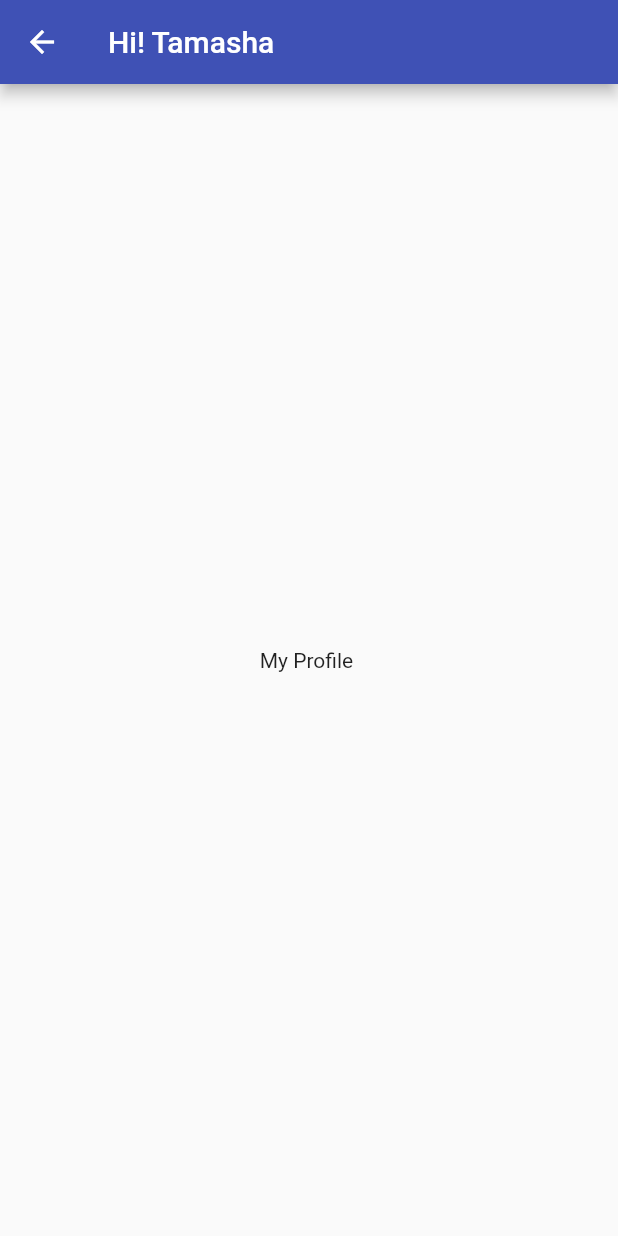
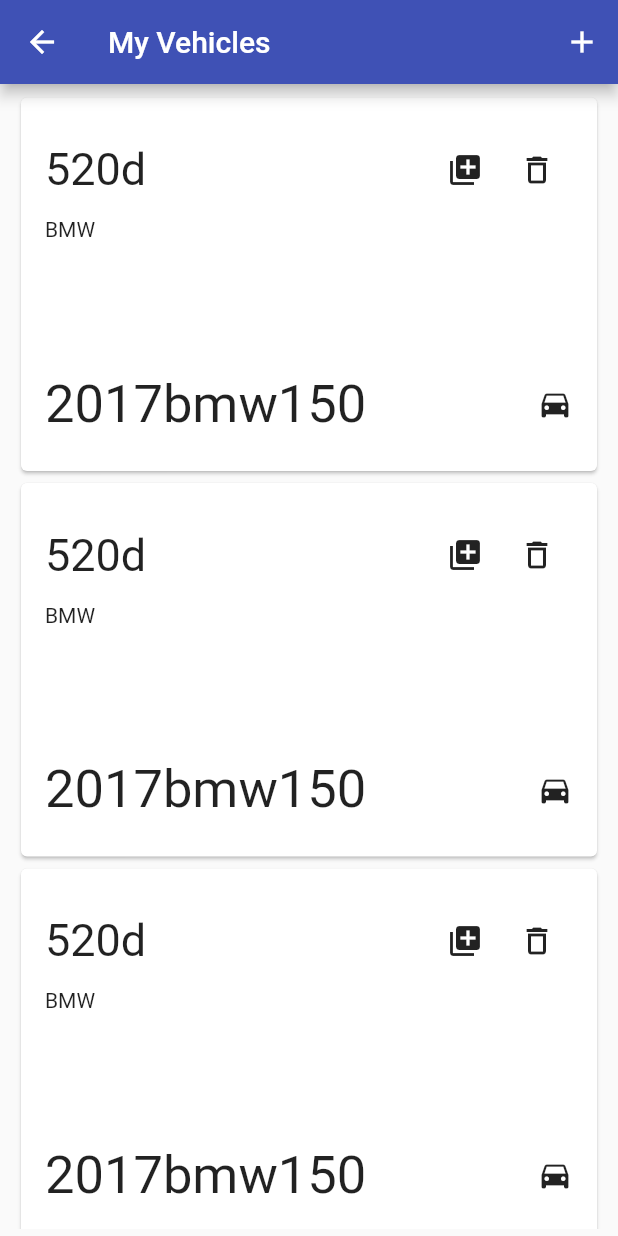
Before and after one commit to nisaldesilva7/Servicio-MobileApp, a Flutter app: the Home screen opened directly, in the side drawer, after a tap on "My Vehicles", on a phone screen of 412 x 824 dp. Run offline on Flutter 3.47's test engine with Material 2 defaults, Android fonts, the phone set to English and light mode, and no system bars; our stand-ins replace cloud_firestore, firebase_auth, flutter_image_compress, flutter_spinkit, image_cropper, image_picker and 1 more; accounts and stored records are empty.

Commit message:
vehicles page

```diff
--- a/lib/main.dart
+++ b/lib/main.dart
@@ -10,6 +10,7 @@
 import 'package:servicio/screens/offers.dart';
 import 'package:servicio/screens/search.dart';
 import 'package:servicio/screens/service_page/servicePage.dart';
+import 'package:servicio/screens/side_nav/my_vehicles.dart';
 import 'package:servicio/screens/splash_loading/splash_loading.dart';
 import 'package:servicio/screens/wrapper.dart';
 import 'package:servicio/services/auth.dart';
@@ -56,6 +57,8 @@
             "/offers": (BuildContext context)=> new Offers("Offers"),
             "/search": (BuildContext context)=> new Search("Search"),
             "/feedback": (BuildContext context)=> new HelpAndFeedback("Help and Feedback"),
+            "/vehicle": (BuildContext context)=> MyVehicles(),
+
           }
       ),
 
--- /dev/null
+++ b/lib/models/vehicle.dart
@@ -0,0 +1,9 @@
+class Vehicle {
+  final String model;
+  final String regNo;
+  final String brand;
+  final String year;
+
+
+  Vehicle(this.model, this.regNo, this.brand, this.year);
+}
--- a/lib/screens/home/home.dart
+++ b/lib/screens/home/home.dart
@@ -79,7 +79,7 @@
               ListTile(
                 title: new Text("My Vehicles"),
                 trailing: new Icon(Icons.directions_car),
-                  onTap: () => Navigator.of(context).pushNamed('/profile')
+                  onTap: () => Navigator.of(context).pushNamed('/vehicle')
               ),
               new ListTile(
                 title: new Text("My Profile"),
--- /dev/null
+++ b/lib/screens/side_nav/my_vehicles.dart
@@ -0,0 +1,113 @@
+import 'package:flutter/material.dart';
+//import 'package:intl/intl.dart';
+import 'package:servicio/models/vehicle.dart';
+
+class MyVehicles extends StatefulWidget {
+
+  @override
+  _MyVehiclesState createState() => _MyVehiclesState();
+}
+
+class _MyVehiclesState extends State<MyVehicles> {
+  final List<Vehicle> vehiclelist = [
+    Vehicle('520d', '2017bmw150', 'BMW' , '2020'),
+    Vehicle('520d', '2017bmw150', 'BMW' , '2020'),
+    Vehicle('520d', '2017bmw150', 'BMW' , '2020'),
+    Vehicle('520d', '2017bmw150', 'BMW' , '2020'),
+    Vehicle('520d', '2017bmw150', 'BMW' , '2020'),
+  ];
+
+
+//  AlertDialog alert = AlertDialog(
+//    title: Text("AlertDialog"),
+//    content: Text("Would you like to continue learning how to use Flutter alerts?"),
+//    actions: [
+//      FlatButton(
+//        child: Text("Cancel"),
+//        onPressed:  () {},
+//      ),
+//      FlatButton(
+//        child: Text("Continue"),
+//        onPressed:  () {},
+//      ),
+//    ],
+//  );
+
+  @override
+  Widget build(BuildContext context) {
+    return Scaffold(
+      appBar: new AppBar(
+        title: new Text("My Vehicles"),
+        actions: <Widget>[
+            IconButton(
+                tooltip: 'Add New Vehicle',
+                icon: Icon(Icons.add),
+                onPressed: () {
+
+                }
+            )
+        ],
+      ),
+      body: Container(
+        padding: EdgeInsets.symmetric(horizontal: 10.0,vertical: 5.0),
+        child: new ListView.builder(
+            itemCount: vehiclelist.length,
+            itemBuilder: (BuildContext context, int index) =>
+                buildTripCard(context, index)),
+      ),
+    );
+  }
+
+  Widget buildTripCard(BuildContext context, int index) {
+    final vehicle = vehiclelist[index];
+
+    return  Container(
+      child: Card(
+        child: Padding(
+          padding: const EdgeInsets.all(16.0),
+          child: Column(
+            children: <Widget>[
+              Padding(
+                padding: const EdgeInsets.only(top: 8.0, bottom: 4.0),
+                child: Row(children: <Widget>[
+                  Text(vehicle.model, style: new TextStyle(fontSize: 30.0),),
+                  Spacer(),
+                  IconButton(
+                    icon: Icon(Icons.add_to_photos),
+                    tooltip: 'Modfiy Vehicle',
+                    onPressed: () {
+                    },
+                  ),
+                  IconButton(
+                    icon: Icon(Icons.delete_outline),
+                    tooltip: 'Delete Vehicle',
+                    onPressed: () {
+                     //return alert;
+                    },
+                  ),
+                ]),
+              ),
+              Padding(
+                padding: const EdgeInsets.only(top: 4.0, bottom: 80.0),
+                child: Row(children: <Widget>[
+                  Text(vehicle.brand),
+                  Spacer(),
+                ]),
+              ),
+              Padding(
+                padding: const EdgeInsets.only(top: 8.0, bottom: 8.0),
+                child: Row(
+                  children: <Widget>[
+                    Text(vehicle.regNo, style: new TextStyle(fontSize: 35.0),),
+                    Spacer(),
+                    Icon(Icons.directions_car),
+                  ],
+                ),
+              )
+            ],
+          ),
+        ),
+      ),
+    );
+  }
+}
--- a/lib/screens/splash_loading/splash_loading.dart
+++ b/lib/screens/splash_loading/splash_loading.dart
@@ -9,6 +9,7 @@
 }
 
 class _SplashScreenState extends State<SplashScreen> {
+
   @override
   void initState() {
     // TODO: implement initState
```
